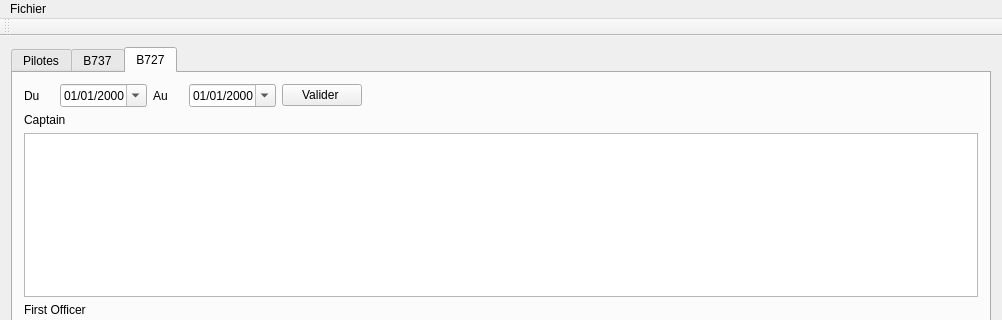
First picture: the form in crispy_chainsaw/mainwindow.ui, repository ViryBe/crispy_chainsaw, before the edit; both pictures show x 0 to 1002 and y 0 to 320 of the 1002 by 722 pixel window.
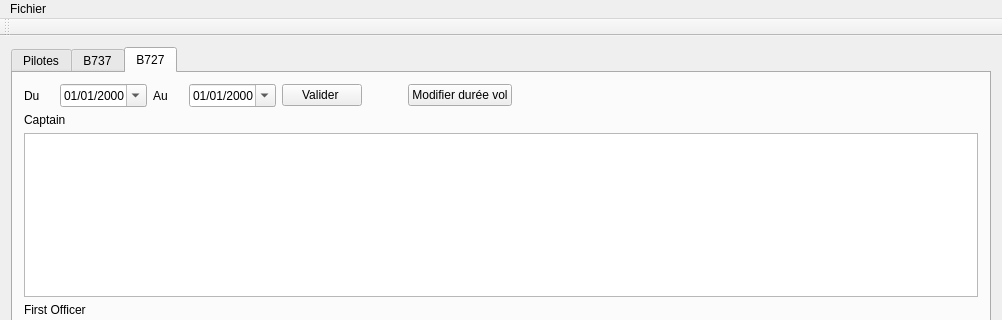
Second picture: the form after the edit.

```diff
--- a/crispy_chainsaw/mainwindow.ui
+++ b/crispy_chainsaw/mainwindow.ui
@@ -1295,6 +1295,29 @@
             </property>
            </widget>
           </item>
+          <item>
+           <spacer name="horizontalSpacer_7">
+            <property name="orientation">
+             <enum>Qt::Horizontal</enum>
+            </property>
+            <property name="sizeType">
+             <enum>QSizePolicy::Fixed</enum>
+            </property>
+            <property name="sizeHint" stdset="0">
+             <size>
+              <width>40</width>
+              <height>20</height>
+             </size>
+            </property>
+           </spacer>
+          </item>
+          <item>
+           <widget class="QPushButton" name="changeDureeB727">
+            <property name="text">
+             <string>Modifier durée vol</string>
+            </property>
+           </widget>
+          </item>
           <item>
            <spacer name="horizontalSpacer_10">
             <property name="orientation">
```
Left out of the diff: 23 changed lines with no effect on the pictures.
